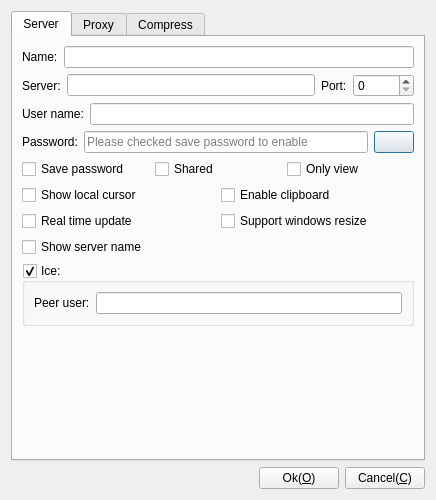
Old version of the form Plugins/TigerVnc/Client/DlgSettingsTigerVnc.ui in the repository KangLin/RabbitRemoteControl.
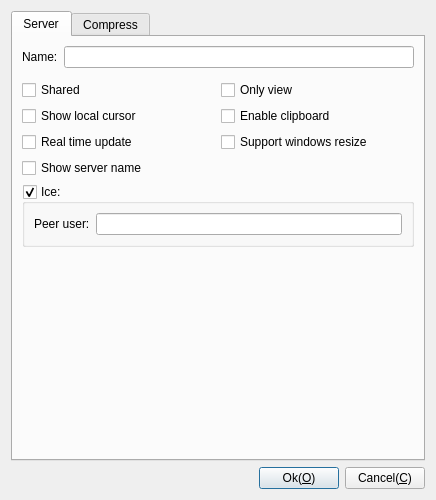
New version of the form. Icons and pictures are not drawn. Custom widgets are drawn as their Qt base class.

The edit to the form file:
```diff
--- a/Plugins/TigerVnc/Client/DlgSettingsTigerVnc.ui
+++ b/Plugins/TigerVnc/Client/DlgSettingsTigerVnc.ui
@@ -27,7 +27,7 @@
       <attribute name="title">
        <string>Server</string>
       </attribute>
-      <layout class="QGridLayout" name="gridLayout_8">
+      <layout class="QGridLayout" name="gridLayout_6">
        <item row="0" column="0">
         <layout class="QHBoxLayout" name="horizontalLayout_9">
          <item>
@@ -53,110 +53,10 @@
         </layout>
        </item>
        <item row="1" column="0">
-        <layout class="QHBoxLayout" name="horizontalLayout_3">
-         <item>
-          <widget class="QLabel" name="lbServer">
-           <property name="text">
-            <string>Server:</string>
-           </property>
-          </widget>
-         </item>
-         <item>
-          <widget class="QLineEdit" name="leServer">
-           <property name="text">
-            <string/>
-           </property>
-          </widget>
-         </item>
-         <item>
-          <widget class="QLabel" name="label_6">
-           <property name="text">
-            <string>Port:</string>
-           </property>
-          </widget>
-         </item>
-         <item>
-          <widget class="QSpinBox" name="spPort">
-           <property name="maximum">
-            <number>65536</number>
-           </property>
-          </widget>
-         </item>
-        </layout>
+        <widget class="CParameterNetUI" name="wNet" native="true"/>
        </item>
        <item row="2" column="0">
-        <layout class="QHBoxLayout" name="horizontalLayout_2">
-         <item>
-          <widget class="QLabel" name="label_2">
-           <property name="text">
-            <string>User name:</string>
-           </property>
-          </widget>
-         </item>
-         <item>
-          <widget class="QLineEdit" name="leUserName"/>
-         </item>
-        </layout>
-       </item>
-       <item row="3" column="0">
-        <layout class="QHBoxLayout" name="horizontalLayout">
-         <item>
-          <widget class="QLabel" name="label_3">
-           <property name="text">
-            <string>Password:</string>
-           </property>
-          </widget>
-         </item>
-         <item>
-          <widget class="QLineEdit" name="lePassword">
-           <property name="toolTip">
-            <string>Please checked save password to enable</string>
-           </property>
-           <property name="inputMask">
-            <string/>
-           </property>
-           <property name="text">
-            <string/>
-           </property>
-           <property name="echoMode">
-            <enum>QLineEdit::Password</enum>
-           </property>
-           <property name="placeholderText">
-            <string>Please checked save password to enable</string>
-           </property>
-          </widget>
-         </item>
-         <item>
-          <widget class="QPushButton" name="pbShow">
-           <property name="toolTip">
-            <string>Menu: Tools→Settings→Client→Password-&gt;Enable view password</string>
-           </property>
-           <property name="text">
-            <string/>
-           </property>
-           <property name="icon">
-            <iconset theme="eye-on">
-             <normaloff>.</normaloff>.</iconset>
-           </property>
-           <property name="checkable">
-            <bool>true</bool>
-           </property>
-           <property name="checked">
-            <bool>false</bool>
-           </property>
-          </widget>
-         </item>
-        </layout>
-       </item>
-       <item row="4" column="0">
         <layout class="QHBoxLayout" name="horizontalLayout_7">
-         <item>
-          <widget class="QCheckBox" name="cbSave">
-           <property name="text">
-            <string>Save password</string>
-           </property>
-          </widget>
-         </item>
          <item>
           <widget class="QCheckBox" name="cbShared">
            <property name="text">
@@ -173,7 +73,7 @@
          </item>
         </layout>
        </item>
-       <item row="5" column="0">
+       <item row="3" column="0">
         <layout class="QHBoxLayout" name="horizontalLayout_8">
          <item>
           <widget class="QCheckBox" name="cbLocalCursor">
@@ -191,7 +91,7 @@
          </item>
         </layout>
        </item>
-       <item row="6" column="0">
+       <item row="4" column="0">
         <layout class="QGridLayout" name="gridLayout">
          <item row="0" column="2">
           <widget class="QCheckBox" name="cbResizeWindows">
@@ -209,14 +109,14 @@
          </item>
         </layout>
        </item>
-       <item row="7" column="0">
+       <item row="5" column="0">
         <widget class="QCheckBox" name="cbShowServerName">
          <property name="text">
           <string>Show server name</string>
          </property>
         </widget>
        </item>
-       <item row="8" column="0">
+       <item row="6" column="0">
         <widget class="QGroupBox" name="gpIce">
          <property name="title">
           <string>Ice:</string>
@@ -245,7 +145,7 @@
          </layout>
         </widget>
        </item>
-       <item row="9" column="0">
+       <item row="7" column="0">
         <spacer name="verticalSpacer_4">
          <property name="orientation">
           <enum>Qt::Vertical</enum>
@@ -260,107 +160,6 @@
        </item>
       </layout>
      </widget>
-     <widget class="QWidget" name="Proxy">
-      <attribute name="title">
-       <string>Proxy</string>
-      </attribute>
-      <layout class="QGridLayout" name="gridLayout_7">
-       <item row="1" column="0">
-        <layout class="QGridLayout" name="gridLayout_6">
-         <item row="0" column="3">
-          <widget class="QSpinBox" name="spProxyPort">
-           <property name="maximum">
-            <number>65537</number>
-           </property>
-          </widget>
-         </item>
-         <item row="0" column="2">
-          <widget class="QLabel" name="label_8">
-           <property name="text">
-            <string>Port:</string>
-           </property>
-          </widget>
-         </item>
-         <item row="0" column="0">
-          <widget class="QLabel" name="label_7">
-           <property name="text">
-            <string>Server:</string>
-           </property>
-          </widget>
-         </item>
-         <item row="0" column="1">
-          <widget class="QLineEdit" name="leProxyServer"/>
-         </item>
-        </layout>
-       </item>
-       <item row="0" column="0">
-        <layout class="QVBoxLayout" name="verticalLayout">
-         <item>
-          <widget class="QRadioButton" name="rbProxyNo">
-           <property name="text">
-            <string>No</string>
-           </property>
-          </widget>
-         </item>
-         <item>
-          <widget class="QRadioButton" name="rbProxySocks">
-           <property name="text">
-            <string>Socks5</string>
-           </property>
-          </widget>
-         </item>
-         <item>
-          <widget class="QRadioButton" name="rbHttp">
-           <property name="text">
-            <string>Http</string>
-           </property>
-          </widget>
-         </item>
-        </layout>
-       </item>
-       <item row="2" column="0">
-        <layout class="QHBoxLayout" name="horizontalLayout_10">
-         <item>
-          <widget class="QLabel" name="label_9">
-           <property name="text">
-            <string>User name:</string>
-           </property>
-          </widget>
-         </item>
-         <item>
-          <widget class="QLineEdit" name="leProxyUser"/>
-         </item>
-        </layout>
-       </item>
-       <item row="3" column="0">
-        <layout class="QHBoxLayout" name="horizontalLayout_11">
-         <item>
-          <widget class="QLabel" name="label_10">
-           <property name="text">
-            <string>Password:</string>
-           </property>
-          </widget>
-         </item>
-         <item>
-          <widget class="QLineEdit" name="leProxyPassword"/>
-         </item>
-        </layout>
-       </item>
-       <item row="4" column="0">
-        <spacer name="verticalSpacer">
-         <property name="orientation">
-          <enum>Qt::Vertical</enum>
-         </property>
-         <property name="sizeHint" stdset="0">
-          <size>
-           <width>20</width>
-           <height>40</height>
-          </size>
-         </property>
-        </spacer>
-       </item>
-      </layout>
-     </widget>
      <widget class="QWidget" name="Compress">
       <attribute name="title">
        <string>Compress</string>
@@ -545,6 +344,9 @@
        <property name="text">
         <string>Ok(&amp;O)</string>
        </property>
+       <property name="default">
+        <bool>true</bool>
+       </property>
       </widget>
      </item>
      <item>
@@ -558,6 +360,14 @@
    </item>
   </layout>
  </widget>
+ <customwidgets>
+  <customwidget>
+   <class>CParameterNetUI</class>
+   <extends>QWidget</extends>
+   <header location="global">ParameterNetUI.h</header>
+   <container>1</container>
+  </customwidget>
+ </customwidgets>
  <tabstops>
   <tabstop>leServer</tabstop>
   <tabstop>leUserName</tabstop>
```
Left out of the diff: 10 changed lines with no effect on the pictures.
